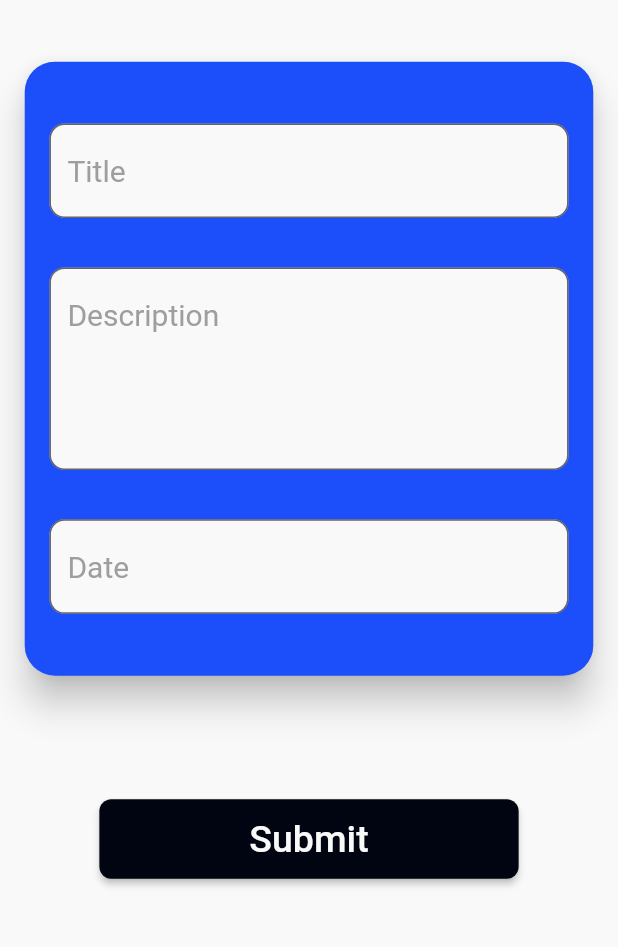
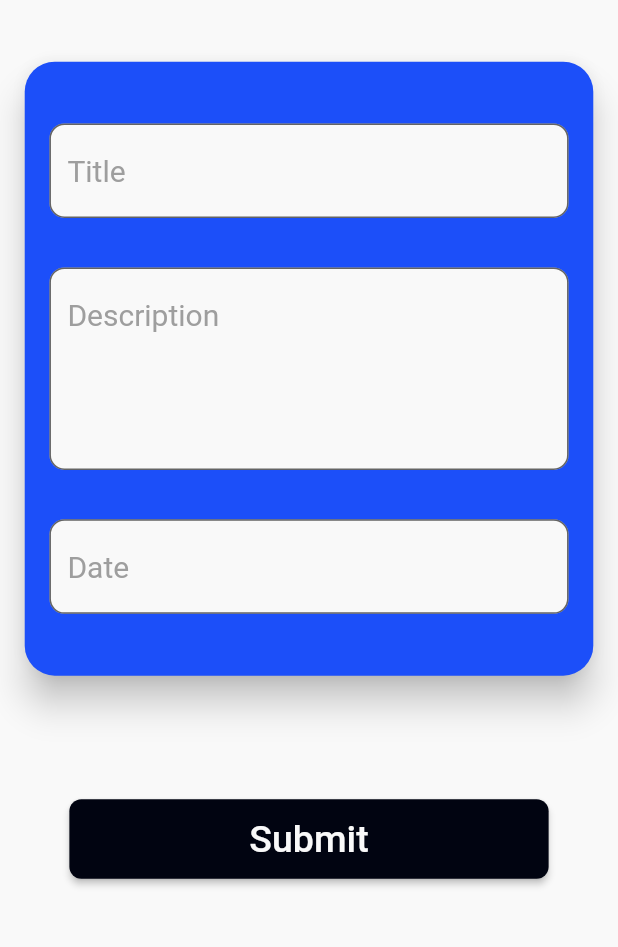
Before and after one commit to vinay416/TodoApp, a Flutter app: the screen it shows once a user with an empty profile is signed in, after a tap on the "add" icon, on a phone screen of 412 x 824 dp, the part 188-1135 px from its top. Run offline on Flutter 3.47's test engine with Material 2 defaults, Android fonts, the phone set to English and light mode, and no system bars; our stand-ins replace cloud_firestore, firebase_auth, firebase_core, flutter_svg, google_fonts, google_sign_in and 1 more; accounts and stored records are empty.

Commit message:
UI changes

```diff
--- a/lib/const/svg_const.dart
+++ b/lib/const/svg_const.dart
@@ -1,3 +1,5 @@
 const String kSigninSvg = "assets/sign_in.svg";
 
 const String kNoTodoDataSvg = "assets/no_data.svg";
+
+const String kGoogleSvg = "assets/google.svg";
--- a/lib/resuable_widgets/elevated_buttons_widget.dart
+++ b/lib/resuable_widgets/elevated_buttons_widget.dart
@@ -1,4 +1,5 @@
 import 'package:flutter/material.dart';
+import 'package:flutter_svg/flutter_svg.dart';
 import 'package:todo_app/const/color_const.dart';
 import 'package:todo_app/const/text_style_const.dart';
 import 'package:todo_app/resuable_widgets/loader_widget.dart';
@@ -10,12 +11,16 @@ class CustomElevatedButton extends StatelessWidget {
     required this.label,
     this.icon,
     this.isLoader = false,
+    this.paddingVert = 8,
+    this.paddingHoriz = 100,
   }) : super(key: key);
 
   final VoidCallback onTap;
   final String label;
-  final IconData? icon;
+  final String? icon;
   final bool isLoader;
+  final double paddingVert;
+  final double paddingHoriz;
 
   @override
   Widget build(BuildContext context) {
@@ -27,7 +32,10 @@ class CustomElevatedButton extends StatelessWidget {
       style: ElevatedButton.styleFrom(
         primary: kAccentColor,
         onPrimary: kPrimaryColor,
-        padding: const EdgeInsets.symmetric(horizontal: 100, vertical: 12),
+        padding: EdgeInsets.symmetric(
+          horizontal: paddingHoriz,
+          vertical: paddingVert,
+        ),
         shape: RoundedRectangleBorder(
           borderRadius: BorderRadius.circular(8),
         ),
@@ -38,8 +46,10 @@ class CustomElevatedButton extends StatelessWidget {
         children: [
           if (icon != null)
             Container(
-              child: Icon(icon),
-              margin: const EdgeInsets.only(right: 10),
+              height: 35,
+              width: 40,
+              child: SvgPicture.asset(icon!),
+              margin: const EdgeInsets.only(right: 20),
             ),
           Text(
             label,
--- a/lib/views/sign_in_view.dart
+++ b/lib/views/sign_in_view.dart
@@ -118,6 +118,7 @@ class _SignInViewState extends State<SignInView> {
 
   Widget _buildSignInButton() {
     return CustomElevatedButton(
+      icon: kGoogleSvg,
       isLoader: isLoading,
       onTap: () async {
         setState(() => isLoading = true);
--- a/lib/views/widgets/todo_form_widget.dart
+++ b/lib/views/widgets/todo_form_widget.dart
@@ -142,6 +142,8 @@ class _TodoFormWidgetState extends State<TodoFormWidget> {
 
   Widget _buildButton() {
     return CustomElevatedButton(
+      paddingVert: 12,
+      paddingHoriz: 120,
       isLoader: isLoading,
       onTap: _onSubmit,
       label: "Submit",
```
Also changed, not shown: assets/google.svg (added).
